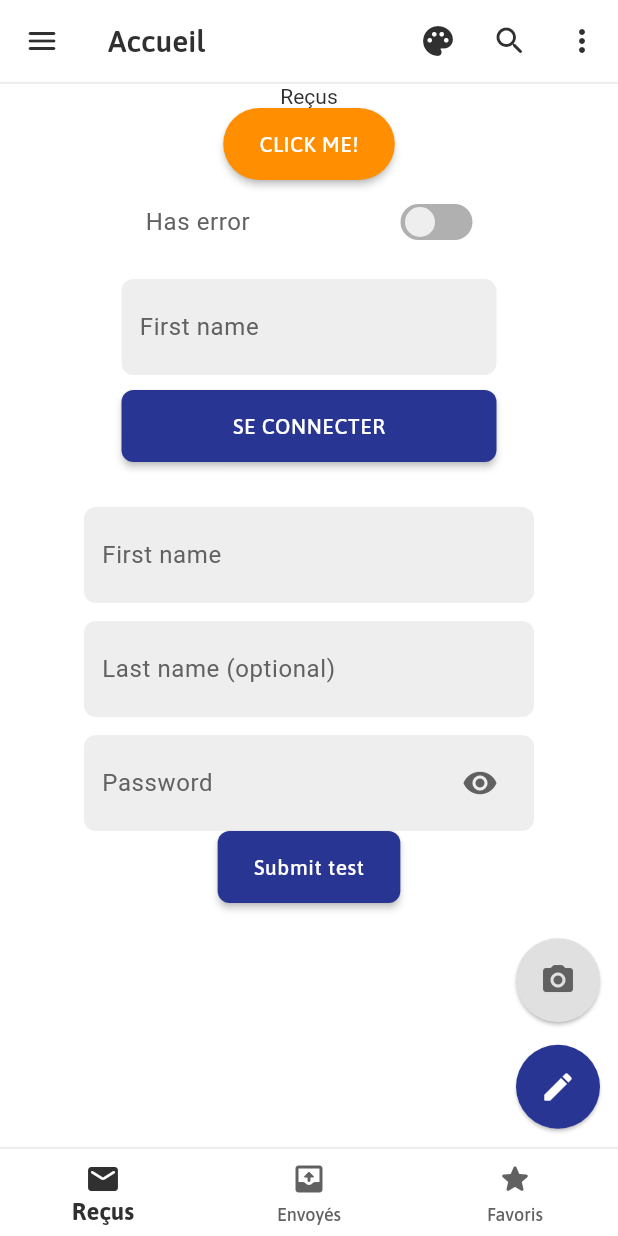
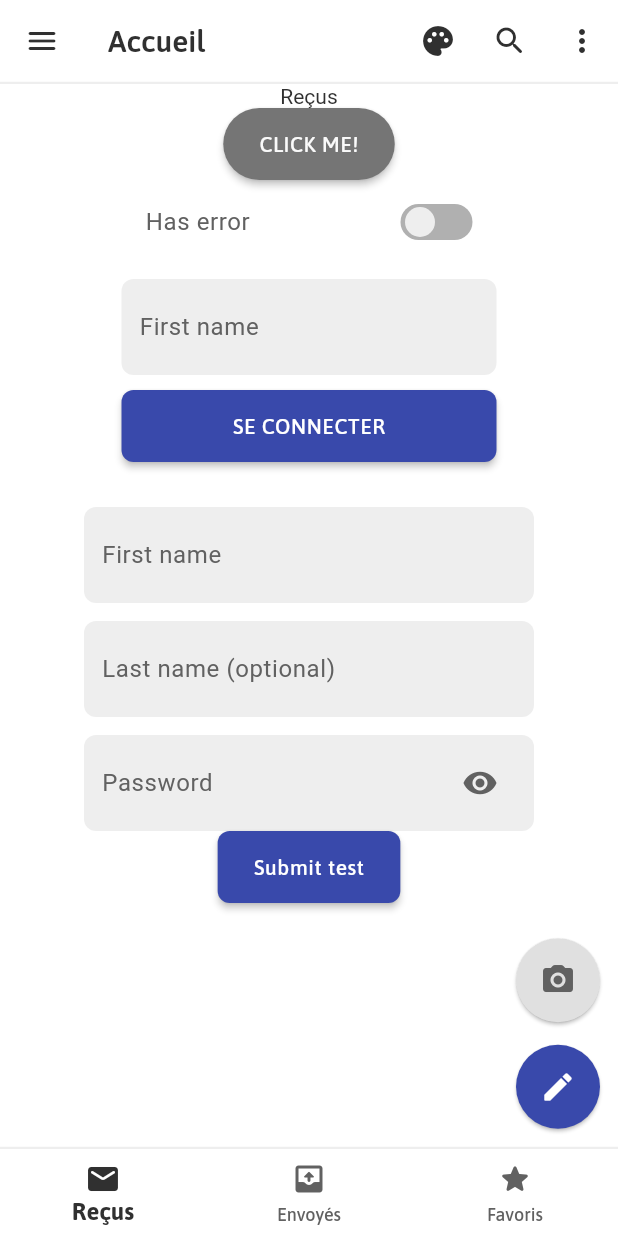
Before and after one commit to EduWireApps/ynotes-packages, a Flutter app: the screen it shows after launch, on a phone screen of 412 x 824 dp. Run offline on Flutter 3.47's test engine with Material 2 defaults, Android fonts, the phone set to English and light mode, and no system bars; drawn by our look-alikes of flutter_switch; our stand-ins replace flutter_phoenix, google_fonts, shared_preferences; missing offline and left inert: flutter_responsive_breakpoints; Roboto replaces fonts that are missing (Heebo).

Commit message:
update styles

```diff
--- a/example/lib/pages/home.dart
+++ b/example/lib/pages/home.dart
@@ -60,7 +60,7 @@ class _HomePageState extends State<HomePage> {
           ],
         ),
         floatingButtons: [
-          YFloatingButton(icon: Icons.photo_camera_rounded, onPressed: () {}, color: YColor.secondaryDark),
+          YFloatingButton(icon: Icons.photo_camera_rounded, onPressed: () {}, color: YColor.secondaryLight),
           YFloatingButton(icon: Icons.edit_rounded, onPressed: () {}),
         ],
         bottomNavigationElements: [
@@ -75,7 +75,7 @@ class _HomePageState extends State<HomePage> {
                   onPressed: () {},
                   // block: true,
                   variant: YButtonVariant.contained,
-                  color: YColor.warning,
+                  color: YColor.secondaryDark,
                   size: YButtonSize.medium,
                   rounded: true,
                 ),
@@ -86,7 +86,7 @@ class _HomePageState extends State<HomePage> {
                       child: Column(
                         children: [
                           YSwitchListTile(
-                              color: YColor.primary,
+                              color: YColor.success,
                               title: "Has error",
                               value: _formHasError,
                               onChanged: (bool v) {
--- a/lib/src/components/form/y_form_field.dart
+++ b/lib/src/components/form/y_form_field.dart
@@ -94,9 +94,9 @@ class _YFormFieldState extends State<YFormField> {
             labelText: widget.label,
             labelStyle: theme.texts.body1.copyWith(
                 color: this.error
-                    ? theme.colors.danger.lightColor
+                    ? theme.colors.danger.backgroundColor
                     : focusNode.hasFocus
-                        ? theme.colors.primary.lightColor
+                        ? theme.colors.primary.backgroundColor
                         : null),
             suffixIcon: this.isPassword
                 ? Padding(
@@ -118,7 +118,7 @@ class _YFormFieldState extends State<YFormField> {
             hintStyle: theme.texts.body1,
             helperStyle: theme.texts.body2,
             helperText: widget.helper,
-            errorStyle: theme.texts.body2.copyWith(color: theme.colors.danger.lightColor, fontSize: YFontSize.sm),
+            errorStyle: theme.texts.body2.copyWith(color: theme.colors.danger.backgroundColor, fontSize: YFontSize.sm),
             errorMaxLines: 3));
   }
 }
--- a/lib/src/theme/theme.dart
+++ b/lib/src/theme/theme.dart
@@ -25,8 +25,8 @@ class YTheme {
       fontFamily: this.fonts.secondary,
       textSelectionTheme: TextSelectionThemeData(
         selectionColor: this.colors.primary.lightColor,
-        cursorColor: this.colors.primary.lightColor,
-        selectionHandleColor: this.colors.primary.lightColor,
+        cursorColor: this.colors.primary.backgroundColor,
+        selectionHandleColor: this.colors.primary.backgroundColor,
       ));
 }
 
```
Also changed, not shown: example/lib/themes/dark.dart (+12 -12 lines), example/lib/themes/light.dart (+10 -10 lines).
